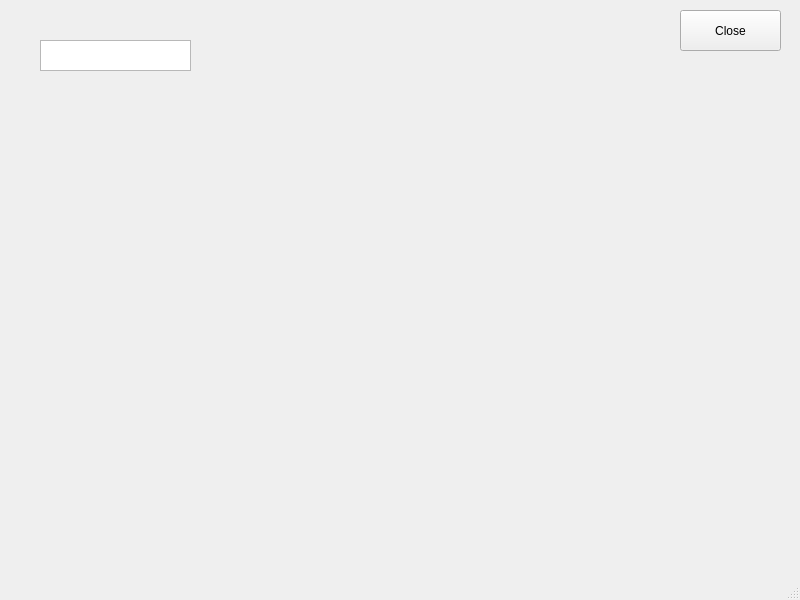
First picture: the form in NewsWindows.ui, repository kisbi3/Stock_Kiwoom, before the edit.
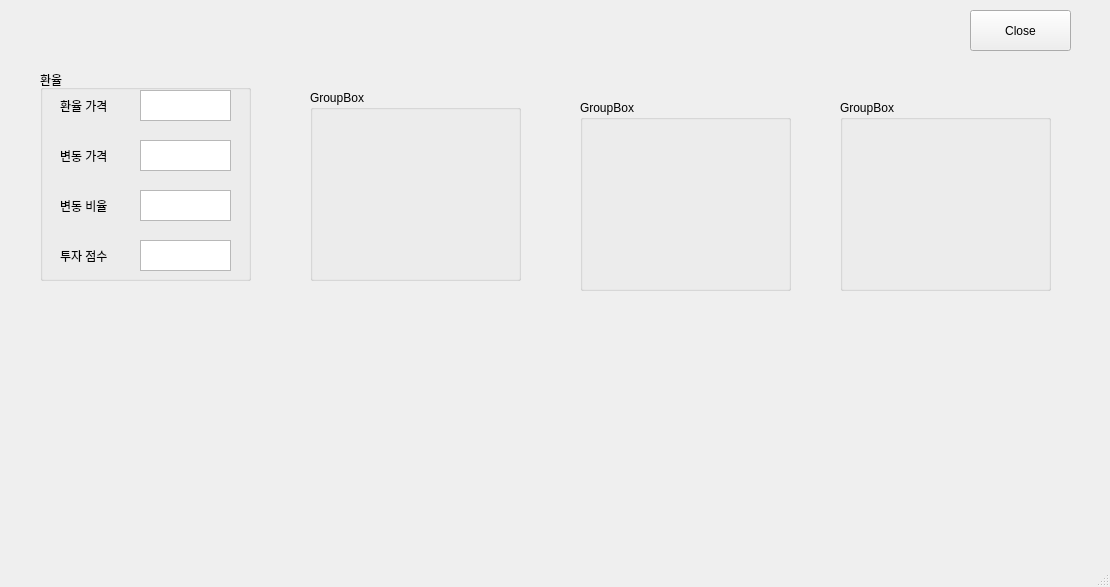
Second picture: the form after the edit.

What changed in the file:
```diff
--- a/NewsWindows.ui
+++ b/NewsWindows.ui
@@ -6,8 +6,8 @@
    <rect>
     <x>0</x>
     <y>0</y>
-    <width>800</width>
-    <height>600</height>
+    <width>1110</width>
+    <height>587</height>
    </rect>
   </property>
   <property name="windowTitle">
@@ -17,7 +17,7 @@
    <widget class="QPushButton" name="pushButton">
     <property name="geometry">
      <rect>
-      <x>680</x>
+      <x>970</x>
       <y>10</y>
       <width>101</width>
       <height>41</height>
@@ -27,14 +27,148 @@
      <string>Close</string>
     </property>
    </widget>
-   <widget class="QTextEdit" name="MainWindow_2">
+   <widget class="QGroupBox" name="groupBox">
     <property name="geometry">
      <rect>
       <x>40</x>
-      <y>40</y>
-      <width>151</width>
-      <height>31</height>
+      <y>70</y>
+      <width>211</width>
+      <height>211</height>
      </rect>
+    </property>
+    <property name="title">
+     <string>환율</string>
+    </property>
+    <widget class="QTextEdit" name="exchange_1">
+     <property name="geometry">
+      <rect>
+       <x>100</x>
+       <y>20</y>
+       <width>91</width>
+       <height>31</height>
+      </rect>
+     </property>
+    </widget>
+    <widget class="QLabel" name="label">
+     <property name="geometry">
+      <rect>
+       <x>20</x>
+       <y>30</y>
+       <width>56</width>
+       <height>12</height>
+      </rect>
+     </property>
+     <property name="text">
+      <string>환율 가격</string>
+     </property>
+    </widget>
+    <widget class="QLabel" name="label_2">
+     <property name="geometry">
+      <rect>
+       <x>20</x>
+       <y>80</y>
+       <width>56</width>
+       <height>12</height>
+      </rect>
+     </property>
+     <property name="text">
+      <string>변동 가격</string>
+     </property>
+    </widget>
+    <widget class="QLabel" name="label_3">
+     <property name="geometry">
+      <rect>
+       <x>20</x>
+       <y>130</y>
+       <width>56</width>
+       <height>12</height>
+      </rect>
+     </property>
+     <property name="text">
+      <string>변동 비율</string>
+     </property>
+    </widget>
+    <widget class="QLabel" name="label_4">
+     <property name="geometry">
+      <rect>
+       <x>20</x>
+       <y>180</y>
+       <width>56</width>
+       <height>12</height>
+      </rect>
+     </property>
+     <property name="text">
+      <string>투자 점수</string>
+     </property>
+    </widget>
+    <widget class="QTextEdit" name="exchange_2">
+     <property name="geometry">
+      <rect>
+       <x>100</x>
+       <y>70</y>
+       <width>91</width>
+       <height>31</height>
+      </rect>
+     </property>
+    </widget>
+    <widget class="QTextEdit" name="exchange_3">
+     <property name="geometry">
+      <rect>
+       <x>100</x>
+       <y>120</y>
+       <width>91</width>
+       <height>31</height>
+      </rect>
+     </property>
+    </widget>
+    <widget class="QTextEdit" name="exchange_4">
+     <property name="geometry">
+      <rect>
+       <x>100</x>
+       <y>170</y>
+       <width>91</width>
+       <height>31</height>
+      </rect>
+     </property>
+    </widget>
+   </widget>
+   <widget class="QGroupBox" name="groupBox_2">
+    <property name="geometry">
+     <rect>
+      <x>310</x>
+      <y>90</y>
+      <width>211</width>
+      <height>191</height>
+     </rect>
+    </property>
+    <property name="title">
+     <string>GroupBox</string>
+    </property>
+   </widget>
+   <widget class="QGroupBox" name="groupBox_3">
+    <property name="geometry">
+     <rect>
+      <x>580</x>
+      <y>100</y>
+      <width>211</width>
+      <height>191</height>
+     </rect>
+    </property>
+    <property name="title">
+     <string>GroupBox</string>
+    </property>
+   </widget>
+   <widget class="QGroupBox" name="groupBox_4">
+    <property name="geometry">
+     <rect>
+      <x>840</x>
+      <y>100</y>
+      <width>211</width>
+      <height>191</height>
+     </rect>
+    </property>
+    <property name="title">
+     <string>GroupBox</string>
     </property>
    </widget>
   </widget>
```
Left out of the diff: 2 changed lines with no effect on the pictures.
